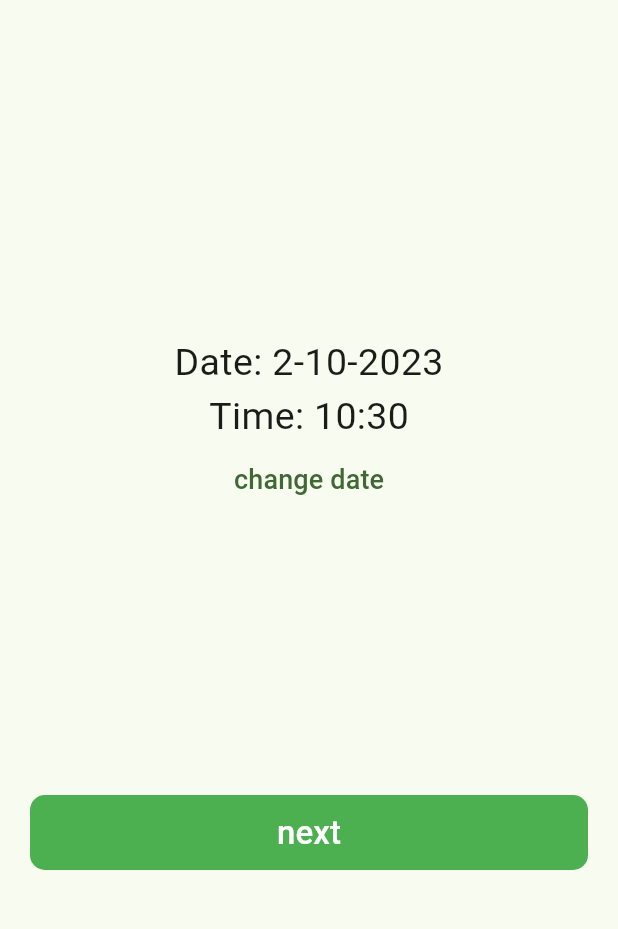
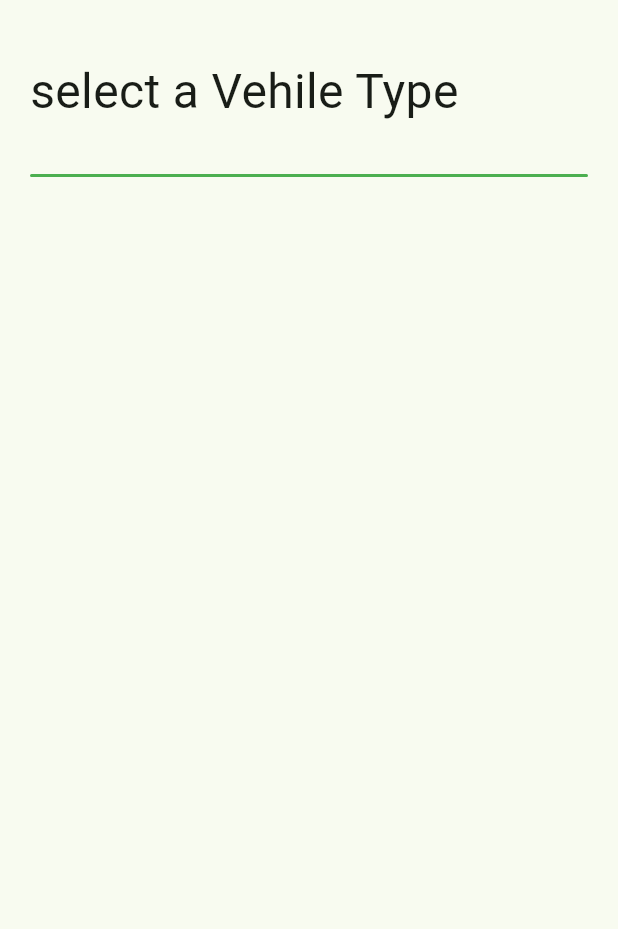
Before and after one commit to MOHAMD-ASHRAF/skid, a Flutter app: the screen it shows after launch, after a tap on "next", on a phone screen of 412 x 824 dp, the part 57-986 px from its top. Run offline on Flutter 3.47's test engine with Material 2 defaults, Android fonts, the phone set to English and light mode, and no system bars; our stand-ins replace bloc, cloud_firestore, dropdown_button2, equatable, firebase_auth, firebase_core and 4 more; accounts and stored records are empty.

Commit message:
finish setDateTimePage2

```diff
--- a/lib/app_router.dart
+++ b/lib/app_router.dart
@@ -12,6 +12,7 @@ import 'package:skid/features/skid/presentation/pages/example_photo_page.dart';
 import 'package:skid/features/skid/presentation/pages/home_page.dart';
 import 'package:skid/features/skid/presentation/pages/set_date_page.dart';
 import 'package:skid/features/skid/presentation/pages/take_photo_page.dart';
+import 'package:skid/features/skid/presentation/pages/vehicle_type.dart';
 
 class AppRouter {
   PhoneAuthCubit? phoneAuthCubit;
@@ -51,6 +52,8 @@ class AppRouter {
         return MaterialPageRoute(builder: (_) => const AddressDetailsPage());
       case setDatePage:
         return MaterialPageRoute(builder: (_) => const SetDatePage());
+      case vehicleTypePage:
+        return MaterialPageRoute(builder: (_) => const VehicleTypePage());
 
     }
     return null;
--- a/lib/core/constant/string.dart
+++ b/lib/core/constant/string.dart
@@ -8,3 +8,4 @@ const takePhotoPage  = '/takePhotoPage';
 const addressDetailsPage  = '/addressDetailsPage';
 const loginPage  = '/loginPage';
 const setDatePage  = '/setDatePage';
+const vehicleTypePage  = '/vehicleTypePage';
--- a/lib/features/skid/presentation/pages/set_date_page.dart
+++ b/lib/features/skid/presentation/pages/set_date_page.dart
@@ -3,6 +3,7 @@ import 'package:flutter/material.dart';
 import 'package:skid/core/component/default_appbar.dart';
 import 'package:skid/core/component/default_button.dart';
 import 'package:skid/core/component/test_widget.dart';
+import 'package:skid/core/constant/string.dart';
 
 class SetDatePage extends StatefulWidget {
   const SetDatePage({super.key});
@@ -35,7 +36,7 @@ class _SetDatePageState extends State<SetDatePage> {
               showDateAndTime(),
               DefaultMaterialButton(
                 onPressed: () {
-
+                   Navigator.pushNamed(context, vehicleTypePage);
                 },
                 text: 'next',
               ),
@@ -51,7 +52,7 @@ class _SetDatePageState extends State<SetDatePage> {
             children: [
               TextWidget(fontSize: 25, text: 'Date: ${dateTime.day.toString()}-${dateTime.month.toString()}-${dateTime.year.toString()}'),
               TextWidget(fontSize: 25, text: 'Time: ${dateTime.hour.toString()}:${dateTime.minute.toString()}'),
-              TextButton(onPressed: (){_showDataPicker(context);}, child: TextWidget(fontSize: 18, text: 'change date',))
+              TextButton(onPressed: (){_showDataPicker(context);}, child: const TextWidget(fontSize: 18, text: 'change date',))
             ],
           );
   }
@@ -72,7 +73,7 @@ class _SetDatePageState extends State<SetDatePage> {
                       onPressed: () {
                         Navigator.pop(context);
                       },
-                      child: Text('done')),
+                      child: const Text('done')),
                   Expanded(
                     child: CupertinoDatePicker(
                       backgroundColor: Colors.white,
--- /dev/null
+++ b/lib/features/skid/presentation/pages/vehicle_type.dart
@@ -0,0 +1,35 @@
+import 'package:flutter/material.dart';
+import 'package:skid/core/component/default_appbar.dart';
+import 'package:skid/core/component/test_widget.dart';
+
+class VehicleTypePage extends StatelessWidget {
+  const VehicleTypePage({super.key});
+
+  @override
+  Widget build(BuildContext context) {
+    return Scaffold(
+      appBar: defaultAppBar(context),
+      body:  Padding(
+        padding: EdgeInsets.all(20),
+        child: Column(
+          crossAxisAlignment: CrossAxisAlignment.start,
+          children: [
+            TextWidget(
+              text: 'select a Vehile Type',
+              fontSize: 32,
+            ),
+            SizedBox(height: 32,),
+            Container(
+              decoration:  BoxDecoration(
+                border: Border.all(width: 1 , color: Colors.green),
+                borderRadius: BorderRadius.circular(10),
+              ),
+
+            )
+
+          ],
+        ),
+      ),
+    );
+  }
+}
```
